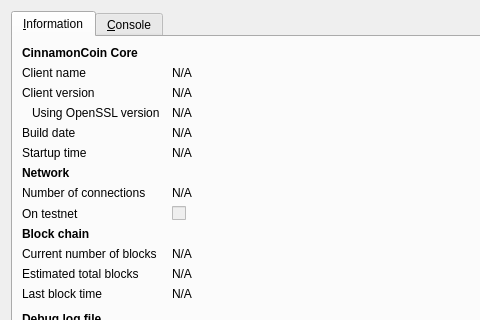
Before: the Qt Designer form src/qt/forms/rpcconsole.ui in cinnamoncoin/cinnamoncoin, drawn with Qt 5; both pictures show x 0 to 480 and y 0 to 320 of the 740 by 450 pixel window.
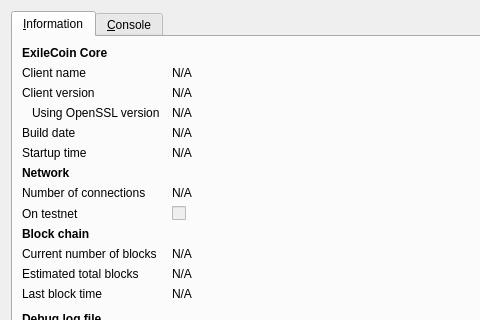
After: the same form once the commit is applied. Icons and pictures are not drawn.

The edit to the form file:
```diff
--- a/src/qt/forms/rpcconsole.ui
+++ b/src/qt/forms/rpcconsole.ui
@@ -36,7 +36,7 @@
           </font>
          </property>
          <property name="text">
-          <string>CinnamonCoin Core</string>
+          <string>ExileCoin Core</string>
          </property>
         </widget>
        </item>
```
Left out of the diff: 6 changed lines with no effect on the pictures.
